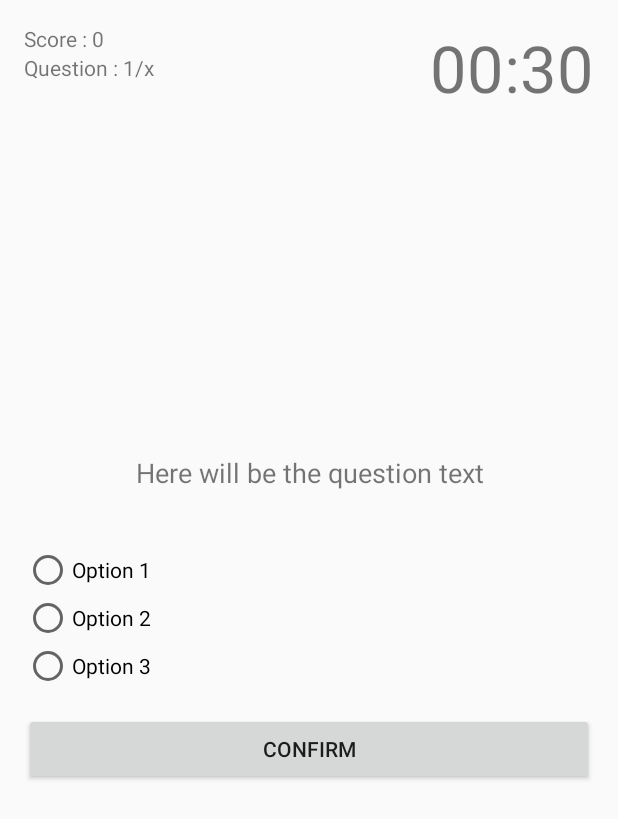
After one commit to tahn98/EnglishApp, an Android app: the QuizActivity screen opened directly, with no data from a screen before it, on a phone screen of 412 x 824 dp. The commit adds this screen. Shown: the top 819 px of the screen. Run offline under Robolectric (Android 15) with nearby library versions, the phone set to English and light mode, and no system bars.

Commit message:
version1.1

```diff
--- a/app/src/main/AndroidManifest.xml
+++ b/app/src/main/AndroidManifest.xml
@@ -9,6 +9,7 @@
         android:roundIcon="@mipmap/ic_launcher_round"
         android:supportsRtl="true"
         android:theme="@style/AppTheme">
+        <activity android:name=".QuizActivity"></activity>
         <activity android:name=".MainActivity">
             <intent-filter>
                 <action android:name="android.intent.action.MAIN" />
--- a/app/src/main/java/com/tahn/quizapplicationv3/MainActivity.java
+++ b/app/src/main/java/com/tahn/quizapplicationv3/MainActivity.java
@@ -8,6 +8,7 @@ import android.support.v7.app.AppCompatActivity;
 import android.os.Bundle;
 import android.support.v7.widget.Toolbar;
 import android.view.MenuItem;
+import android.widget.Toast;
 
 public class MainActivity extends AppCompatActivity {
 
@@ -25,14 +26,12 @@ public class MainActivity extends AppCompatActivity {
                 new NavigationView.OnNavigationItemSelectedListener() {
                     @Override
                     public boolean onNavigationItemSelected(MenuItem menuItem) {
-                        // set item as selected to persist highlight
-                        menuItem.setChecked(true);
-                        // close drawer when item is tapped
-                        drawerLayout.closeDrawers();
-
-                        // Add code here to update the UI based on the item selected
-                        // For example, swap UI fragments here
-
+                        switch (menuItem.getItemId()){
+                            case R.id.quiz:
+                                break;
+                            case R.id.grammar:
+                                break;
+                        }
                         return true;
                     }
                 });
--- /dev/null
+++ b/app/src/main/java/com/tahn/quizapplicationv3/QuizActivity.java
@@ -0,0 +1,13 @@
+package com.tahn.quizapplicationv3;
+
+import android.support.v7.app.AppCompatActivity;
+import android.os.Bundle;
+
+public class QuizActivity extends AppCompatActivity {
+
+    @Override
+    protected void onCreate(Bundle savedInstanceState) {
+        super.onCreate(savedInstanceState);
+        setContentView(R.layout.activity_quiz);
+    }
+}
--- a/app/src/main/res/layout/activity_main.xml
+++ b/app/src/main/res/layout/activity_main.xml
@@ -19,10 +19,6 @@
             android:background="?attr/colorPrimary"
             android:theme="@style/ThemeOverlay.AppCompat.ActionBar" />
 
-        <ListView
-            android:layout_width="match_parent"
-            android:layout_height="match_parent"></ListView>
-
     </FrameLayout>
 
 
--- /dev/null
+++ b/app/src/main/res/layout/activity_quiz.xml
@@ -0,0 +1,73 @@
+<?xml version="1.0" encoding="utf-8"?>
+<RelativeLayout xmlns:android="http://schemas.android.com/apk/res/android"
+    xmlns:app="http://schemas.android.com/apk/res-auto"
+    xmlns:tools="http://schemas.android.com/tools"
+    android:layout_width="match_parent"
+    android:layout_height="match_parent"
+    tools:context=".QuizActivity"
+    android:padding="16dp">
+
+    <TextView
+        android:id="@+id/textviewScore"
+        android:layout_width="wrap_content"
+        android:layout_height="wrap_content"
+        android:text="Score : 0"/>
+
+    <TextView
+        android:id="@+id/textviewQuestionCount"
+        android:layout_width="wrap_content"
+        android:layout_height="wrap_content"
+        android:text="Question : 1/x"
+        android:layout_below="@id/textviewScore"/>
+
+    <TextView
+        android:id="@+id/textViewCountDown"
+        android:layout_width="wrap_content"
+        android:layout_height="wrap_content"
+        android:text="00:30"
+        android:textSize="43sp"
+        android:layout_alignParentRight="true"/>
+
+    <TextView
+        android:id="@+id/textViewQuestion"
+        android:layout_width="wrap_content"
+        android:layout_height="wrap_content"
+        android:text="Here will be the question text\n"
+        android:layout_above="@id/radioGroup"
+        android:layout_centerHorizontal="true"
+        android:layout_marginBottom="15dp"
+        android:textAlignment="center"
+        android:textSize="18sp"/>
+
+    <RadioGroup
+        android:layout_centerVertical="true"
+        android:id="@+id/radioGroup"
+        android:layout_width="wrap_content"
+        android:layout_height="wrap_content">
+
+        <RadioButton
+            android:id="@+id/radioButton1"
+            android:layout_width="wrap_content"
+            android:layout_height="wrap_content"
+            android:text="Option 1"/>
+        <RadioButton
+            android:id="@+id/radioButton2"
+            android:layout_width="wrap_content"
+            android:layout_height="wrap_content"
+            android:text="Option 2"/>
+        <RadioButton
+            android:id="@+id/radioButton3"
+            android:layout_width="wrap_content"
+            android:layout_height="wrap_content"
+            android:text="Option 3"/>
+    </RadioGroup>
+
+    <Button
+        android:layout_marginTop="15dp"
+        android:layout_below="@id/radioGroup"
+        android:id="@+id/buttonConfirm"
+        android:text="Confirm"
+        android:layout_width="match_parent"
+        android:layout_height="wrap_content" />
+
+</RelativeLayout>
--- a/app/src/main/res/layout/nav_header.xml
+++ b/app/src/main/res/layout/nav_header.xml
@@ -2,7 +2,7 @@
 <LinearLayout xmlns:android="http://schemas.android.com/apk/res/android"
     android:layout_width="match_parent"
     android:layout_height="192dp"
-    android:background="#98AF8E"
+    android:background="@color/colorPrimary"
     android:padding="16dp"
     android:theme="@style/ThemeOverlay.AppCompat.Dark"
     android:orientation="vertical"
--- a/app/src/main/res/values/colors.xml
+++ b/app/src/main/res/values/colors.xml
@@ -1,6 +1,6 @@
 <?xml version="1.0" encoding="utf-8"?>
 <resources>
-    <color name="colorPrimary">#98AF8E</color>
+    <color name="colorPrimary">#4857BE</color>
     <color name="colorPrimaryDark">#00574B</color>
     <color name="colorAccent">#D81B60</color>
 </resources>
```
